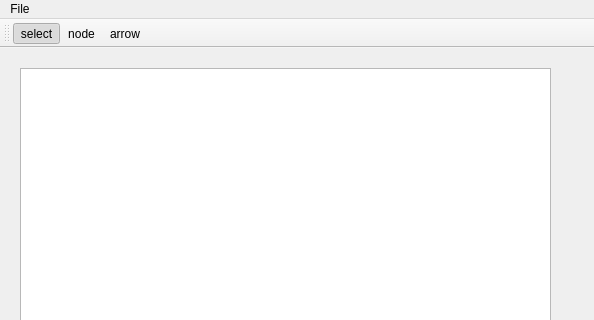
Before: the Qt Designer form mainwindow.ui in N1kla3/Grap, drawn with Qt 5; both pictures show x 0 to 594 and y 0 to 320 of the 594 by 469 pixel window.
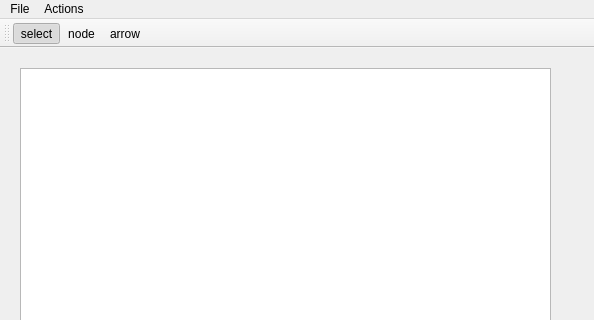
After: the same form once the commit is applied. Icons and pictures are not drawn.

```diff
--- a/mainwindow.ui
+++ b/mainwindow.ui
@@ -68,7 +68,18 @@
     <addaction name="actionSave"/>
     <addaction name="actionSave_As"/>
    </widget>
+   <widget class="QMenu" name="menuActions">
+    <property name="title">
+     <string>Actions</string>
+    </property>
+    <addaction name="actionItems"/>
+    <addaction name="actionMatrix"/>
+    <addaction name="actionMake_Tree"/>
+    <addaction name="actionHamilton_Cycle"/>
+    <addaction name="actionDiametr_Radius"/>
+   </widget>
    <addaction name="menuFile"/>
+   <addaction name="menuActions"/>
   </widget>
   <widget class="QToolBar" name="toolBar">
    <property name="windowTitle">
```
Left out of the diff: 25 changed lines with no effect on the pictures.
